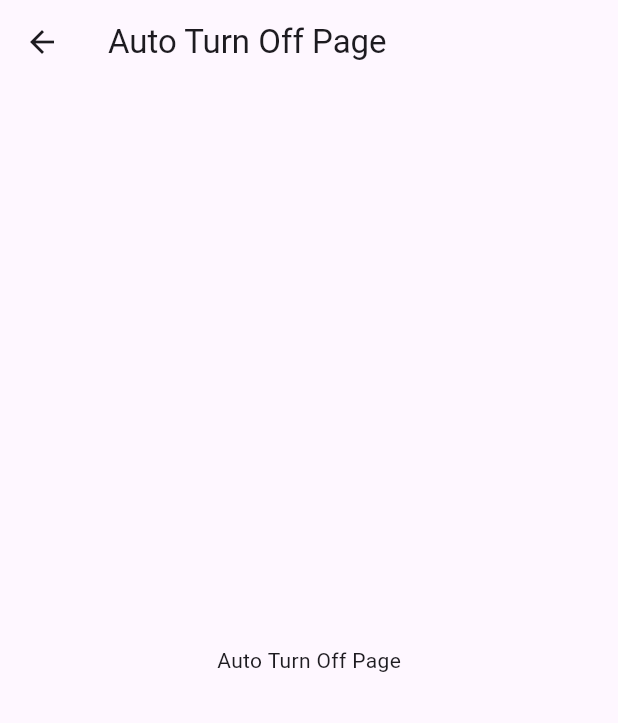
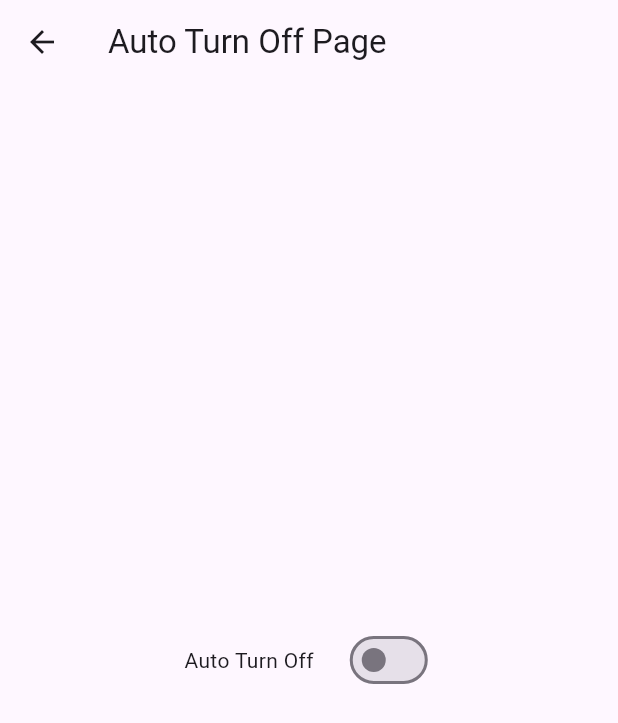
Before and after one commit to Alif8454/fiksi_eye_distance, a Flutter app: the AutoTurnOffPage screen opened directly, on a phone screen of 412 x 824 dp. Shown: the top 723 px of the screen. Run offline on Flutter 3.47's test engine with Material 3 defaults, Android fonts, the light colour scheme and no system bars; our stand-ins replace getwidget.

Commit message:
menambahkan padding pada title auto turn off dan toggle

```diff
--- a/lib/features/turn_off_page.dart/pages/auto_turn_off_page.dart
+++ b/lib/features/turn_off_page.dart/pages/auto_turn_off_page.dart
@@ -1,7 +1,14 @@
 import 'package:flutter/material.dart';
 
-class AutoTurnOffPage extends StatelessWidget {
+class AutoTurnOffPage extends StatefulWidget {
   const AutoTurnOffPage({super.key});
+
+  @override
+  State<AutoTurnOffPage> createState() => _AutoTurnOffPageState();
+}
+
+class _AutoTurnOffPageState extends State<AutoTurnOffPage> {
+  bool _isAutoTurnOffEnabled = false;
 
   @override
   Widget build(BuildContext context) {
@@ -9,8 +16,29 @@ class AutoTurnOffPage extends StatelessWidget {
       appBar: AppBar(
         title: const Text('Auto Turn Off Page'),
       ),
-      body: const Center(
-        child: Text('Auto Turn Off Page'),
+      body: Center(
+        child: Row(
+          mainAxisAlignment: MainAxisAlignment.center,
+          children: [
+            Padding(
+              padding:
+                  const EdgeInsets.only(right: 10), // Add padding to the right
+              child: Text('Auto Turn Off'),
+            ),
+            Padding(
+              padding:
+                  const EdgeInsets.only(left: 10), // Add padding to the left
+              child: Switch(
+                value: _isAutoTurnOffEnabled,
+                onChanged: (value) {
+                  setState(() {
+                    _isAutoTurnOffEnabled = value;
+                  });
+                },
+              ),
+            ),
+          ],
+        ),
       ),
     );
   }
```
